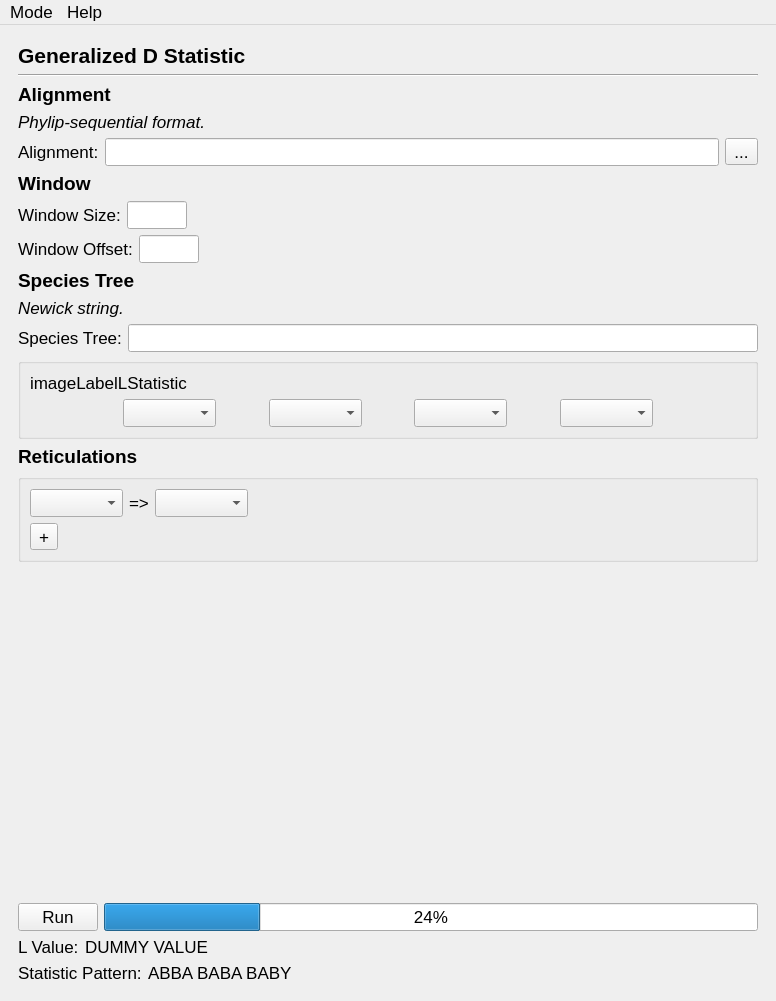
Qt form module/gui_layout.ui (chilleo/ALPHA) before a commit.
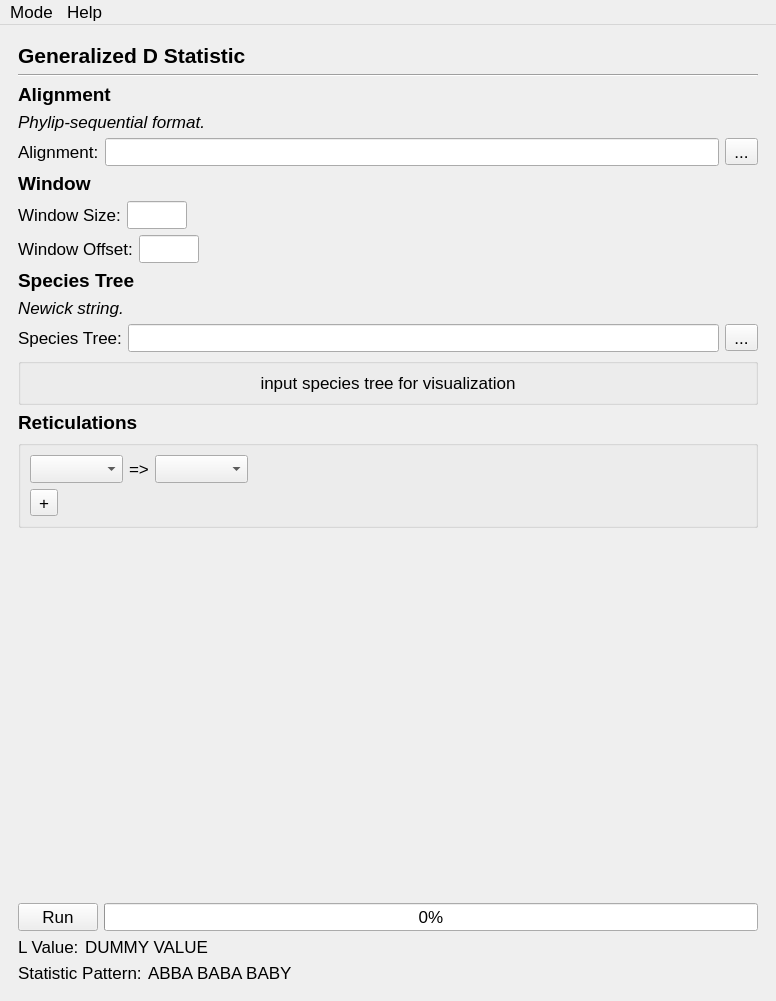
The same form after that commit. The open tabs and pages were chosen to show the change.

The edit to the form file:
```diff
--- a/module/gui_layout.ui
+++ b/module/gui_layout.ui
@@ -3433,7 +3433,18 @@
              </widget>
             </item>
             <item>
-             <widget class="QLineEdit" name="lineEdit_2"/>
+             <widget class="QLineEdit" name="lSpeciesTreeEntry">
+              <property name="readOnly">
+               <bool>true</bool>
+              </property>
+             </widget>
+            </item>
+            <item>
+             <widget class="QToolButton" name="lSpeciesTreeBtn">
+              <property name="text">
+               <string>...</string>
+              </property>
+             </widget>
             </item>
            </layout>
           </item>
@@ -3446,117 +3457,13 @@
              <item>
               <widget class="QLabel" name="label_29">
                <property name="text">
-                <string>imageLabelLStatistic</string>
+                <string>input species tree for visualization</string>
+               </property>
+               <property name="alignment">
+                <set>Qt::AlignCenter</set>
                </property>
               </widget>
              </item>
-             <item>
-              <layout class="QHBoxLayout" name="horizontalLayout_52">
-               <item>
-                <spacer name="horizontalSpacer_26">
-                 <property name="orientation">
-                  <enum>Qt::Horizontal</enum>
-                 </property>
-                 <property name="sizeHint" stdset="0">
-                  <size>
-                   <width>40</width>
-                   <height>20</height>
-                  </size>
-                 </property>
-                </spacer>
-               </item>
-               <item>
-                <spacer name="horizontalSpacer_28">
-                 <property name="orientation">
-                  <enum>Qt::Horizontal</enum>
-                 </property>
-                 <property name="sizeHint" stdset="0">
-                  <size>
-                   <width>40</width>
-                   <height>20</height>
-                  </size>
-                 </property>
-                </spacer>
-               </item>
-               <item>
-                <widget class="QComboBox" name="comboBox_4"/>
-               </item>
-               <item>
-                <spacer name="horizontalSpacer_29">
-                 <property name="orientation">
-                  <enum>Qt::Horizontal</enum>
-                 </property>
-                 <property name="sizeHint" stdset="0">
-                  <size>
-                   <width>40</width>
-                   <height>20</height>
-                  </size>
-                 </property>
-                </spacer>
-               </item>
-               <item>
-                <widget class="QComboBox" name="comboBox_6"/>
-               </item>
-               <item>
-                <spacer name="horizontalSpacer_32">
-                 <property name="orientation">
-                  <enum>Qt::Horizontal</enum>
-                 </property>
-                 <property name="sizeHint" stdset="0">
-                  <size>
-                   <width>40</width>
-                   <height>20</height>
-                  </size>
-                 </property>
-                </spacer>
-               </item>
-               <item>
-                <widget class="QComboBox" name="comboBox_5"/>
-               </item>
-               <item>
-                <spacer name="horizontalSpacer_33">
-                 <property name="orientation">
-                  <enum>Qt::Horizontal</enum>
-                 </property>
-                 <property name="sizeHint" stdset="0">
-                  <size>
-                   <width>40</width>
-                   <height>20</height>
-                  </size>
-                 </property>
-                </spacer>
-               </item>
-               <item>
-                <widget class="QComboBox" name="comboBox_3"/>
-               </item>
-               <item>
-                <spacer name="horizontalSpacer_34">
-                 <property name="orientation">
-                  <enum>Qt::Horizontal</enum>
-                 </property>
-                 <property name="sizeHint" stdset="0">
-                  <size>
-                   <width>40</width>
-                   <height>20</height>
-                  </size>
-                 </property>
-                </spacer>
-               </item>
-               <item>
-                <spacer name="horizontalSpacer_35">
-                 <property name="orientation">
-                  <enum>Qt::Horizontal</enum>
-                 </property>
-                 <property name="sizeHint" stdset="0">
-                  <size>
-                   <width>40</width>
-                   <height>20</height>
-                  </size>
-                 </property>
-                </spacer>
-               </item>
-              </layout>
-             </item>
             </layout>
            </widget>
           </item>
@@ -3581,6 +3488,8 @@
             </property>
             <layout class="QVBoxLayout" name="verticalLayout_19">
              <item>
+              <layout class="QVBoxLayout" name="reticulationComboBoxParentVL">
+               <item>
               <layout class="QHBoxLayout" name="horizontalLayout_53">
                <item>
                 <widget class="QComboBox" name="comboBox_2"/>
@@ -3610,6 +3519,8 @@
                </item>
               </layout>
              </item>
+              </layout>
+             </item>
              <item>
               <layout class="QHBoxLayout" name="horizontalLayout_55">
                <item>
@@ -3662,7 +3573,7 @@
             <item>
              <widget class="QProgressBar" name="progressBar_2">
               <property name="value">
-               <number>24</number>
+               <number>0</number>
               </property>
              </widget>
             </item>
```
Left out of the diff: 18 changed lines with no effect on the pictures. Lines whose indentation alone changed are shown as unchanged.
